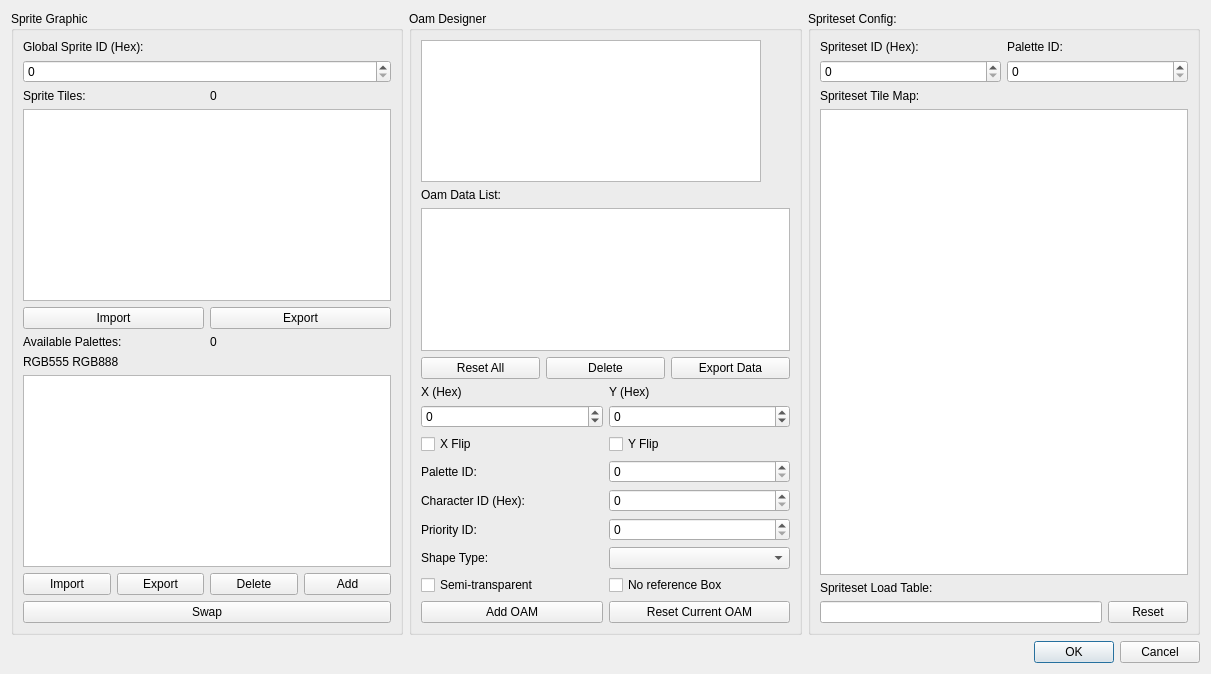
Before: the Qt Designer form Dialog/SpritesEditorDialog.ui in wario-land/WL4Editor, drawn with Qt 5.
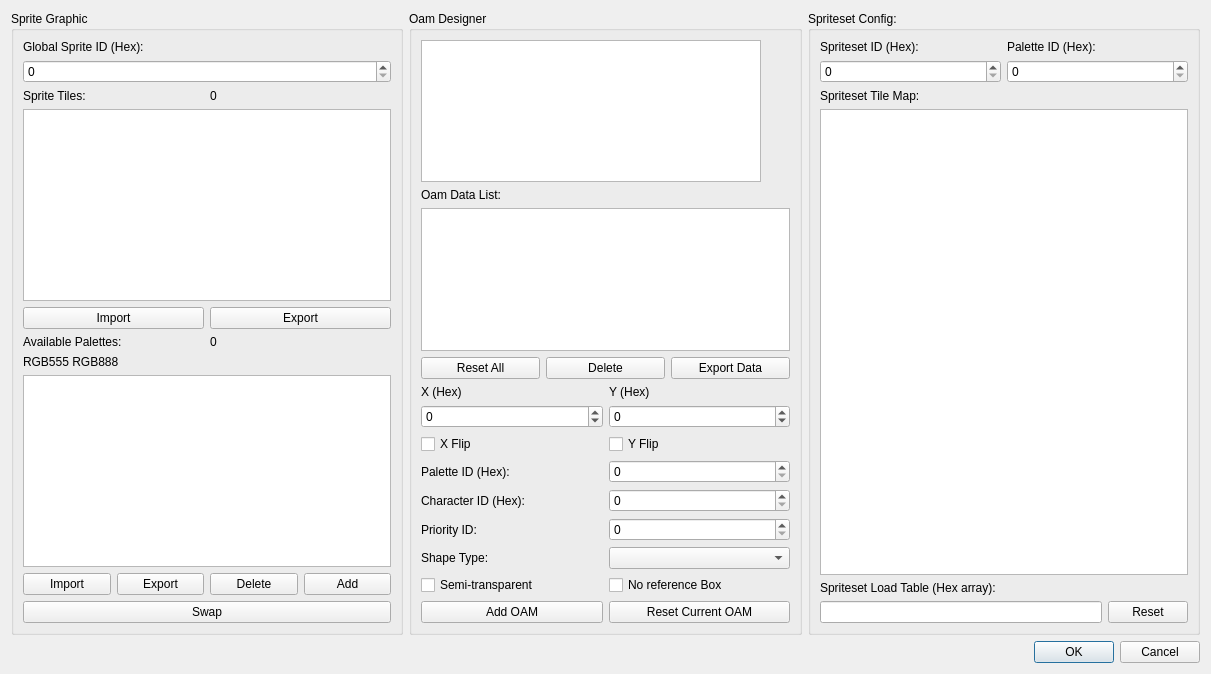
After: the same form once the commit is applied. Custom widgets are drawn as their Qt base class.

```diff
--- a/Dialog/SpritesEditorDialog.ui
+++ b/Dialog/SpritesEditorDialog.ui
@@ -256,7 +256,7 @@
           <item row="3" column="0">
            <widget class="QLabel" name="label_OamPal">
             <property name="text">
-             <string>Palette ID:</string>
+             <string>Palette ID (Hex):</string>
             </property>
            </widget>
           </item>
@@ -416,7 +416,7 @@
           <item>
            <widget class="QLabel" name="label_PaletteId">
             <property name="text">
-             <string>Palette ID:</string>
+             <string>Palette ID (Hex):</string>
             </property>
            </widget>
           </item>
@@ -459,7 +459,7 @@
         <item>
          <widget class="QLabel" name="label_SpritesetLoadTable">
           <property name="text">
-           <string>Spriteset Load Table:</string>
+           <string>Spriteset Load Table (Hex array):</string>
           </property>
          </widget>
         </item>
```
Left out of the diff: 6 changed lines with no effect on the pictures.
